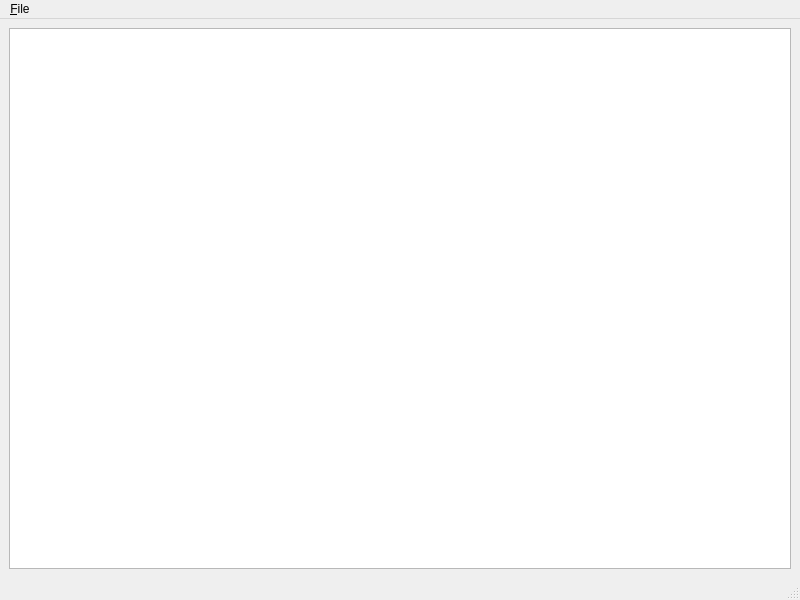
ZeeD/pay-viewer, file pdf2xls/resources/mainui.ui: the form before one commit.
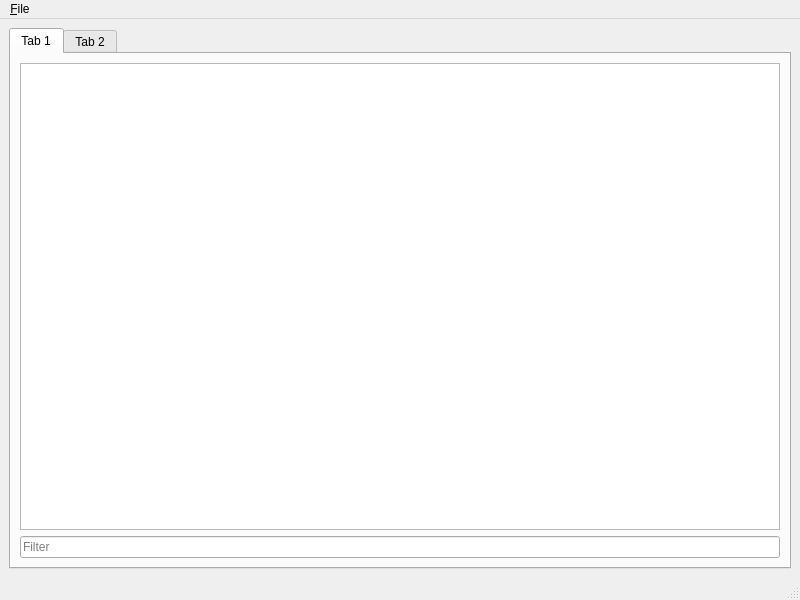
The form after the commit.

The edit to the form file:
```diff
--- a/pdf2xls/resources/mainui.ui
+++ b/pdf2xls/resources/mainui.ui
@@ -16,9 +16,22 @@
   <widget class="QWidget" name="centralwidget">
    <layout class="QGridLayout" name="gridLayout">
     <item row="0" column="0">
+     <widget class="QTabWidget" name="tabWidget">
+      <property name="currentIndex">
+       <number>0</number>
+      </property>
+      <widget class="QWidget" name="tab">
+       <attribute name="title">
+        <string>Tab 1</string>
+       </attribute>
+       <layout class="QGridLayout" name="gridLayout_2">
+        <item row="0" column="0">
      <widget class="QTableView" name="tableView">
       <property name="sizeAdjustPolicy">
-       <enum>QAbstractScrollArea::AdjustToContentsOnFirstShow</enum>
+           <enum>QAbstractScrollArea::AdjustToContents</enum>
+          </property>
+          <property name="editTriggers">
+           <set>QAbstractItemView::NoEditTriggers</set>
       </property>
       <property name="alternatingRowColors">
        <bool>true</bool>
@@ -26,12 +39,44 @@
       <property name="selectionBehavior">
        <enum>QAbstractItemView::SelectRows</enum>
       </property>
+          <property name="showGrid">
+           <bool>true</bool>
+          </property>
+          <property name="gridStyle">
+           <enum>Qt::DashLine</enum>
+          </property>
       <property name="sortingEnabled">
        <bool>true</bool>
       </property>
       <property name="wordWrap">
        <bool>false</bool>
       </property>
+          <attribute name="horizontalHeaderCascadingSectionResizes">
+           <bool>true</bool>
+          </attribute>
+          <attribute name="horizontalHeaderStretchLastSection">
+           <bool>true</bool>
+          </attribute>
+          <attribute name="verticalHeaderVisible">
+           <bool>false</bool>
+          </attribute>
+         </widget>
+        </item>
+        <item row="1" column="0">
+         <widget class="QLineEdit" name="lineEdit">
+          <property name="placeholderText">
+           <string>Filter</string>
+          </property>
+         </widget>
+        </item>
+       </layout>
+      </widget>
+      <widget class="QWidget" name="tab_2">
+       <attribute name="title">
+        <string>Tab 2</string>
+       </attribute>
+       <layout class="QGridLayout" name="gridLayout_3"/>
+      </widget>
      </widget>
     </item>
    </layout>
```
Left out of the diff: 5 changed lines with no effect on the pictures. Lines whose indentation alone changed are shown as unchanged.
